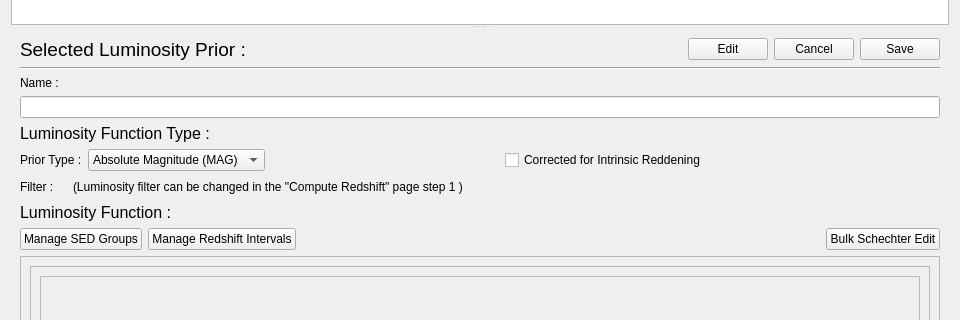
Qt form PhzQtUI/auxdir/PhzQtUI/DialogLuminosityPrior.ui (astrorama/Phosphoros) before a commit; both pictures show x 0 to 960 and y 387 to 707 of the 960 by 986 pixel window.
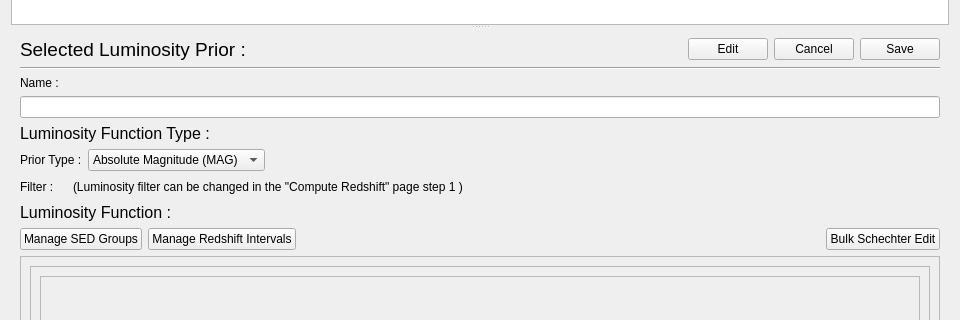
The same form after that commit.

The edit to the form file:
```diff
--- a/PhzQtUI/auxdir/PhzQtUI/DialogLuminosityPrior.ui
+++ b/PhzQtUI/auxdir/PhzQtUI/DialogLuminosityPrior.ui
@@ -247,26 +247,6 @@
               </property>
              </spacer>
             </item>
-            <item>
-             <widget class="QCheckBox" name="ck_reddening">
-              <property name="text">
-               <string>Corrected for Intrinsic Reddening</string>
-              </property>
-             </widget>
-            </item>
-            <item>
-             <spacer name="horizontalSpacer_3">
-              <property name="orientation">
-               <enum>Qt::Horizontal</enum>
-              </property>
-              <property name="sizeHint" stdset="0">
-               <size>
-                <width>40</width>
-                <height>20</height>
-               </size>
-              </property>
-             </spacer>
-            </item>
            </layout>
           </item>
           <item>
```
